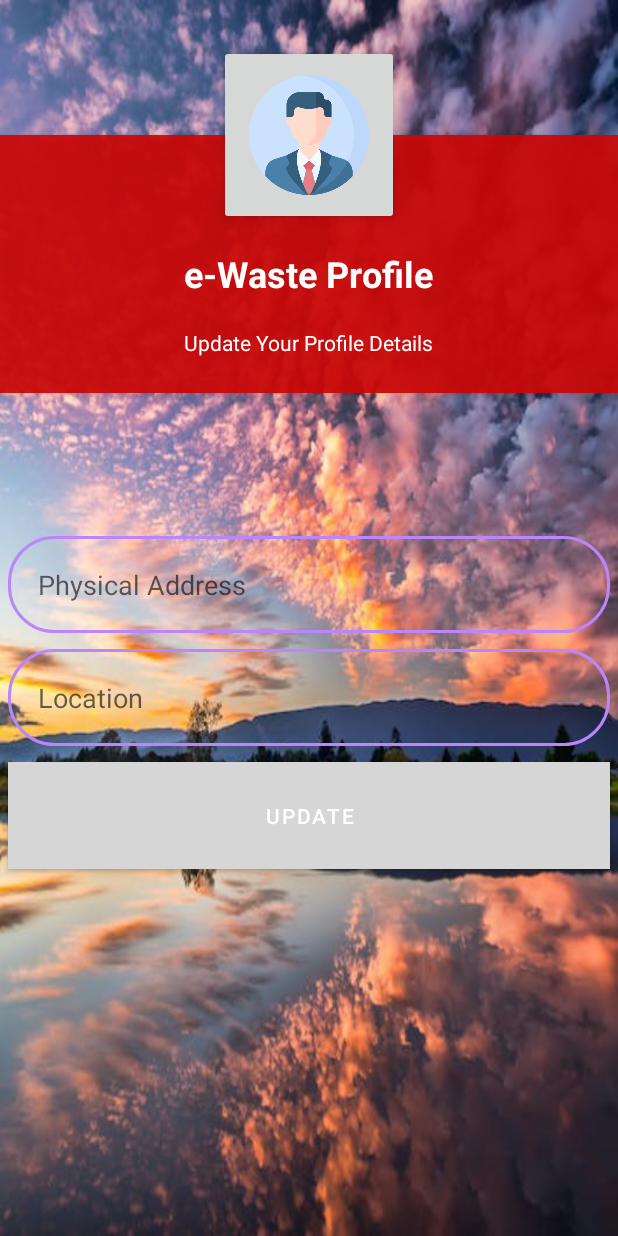
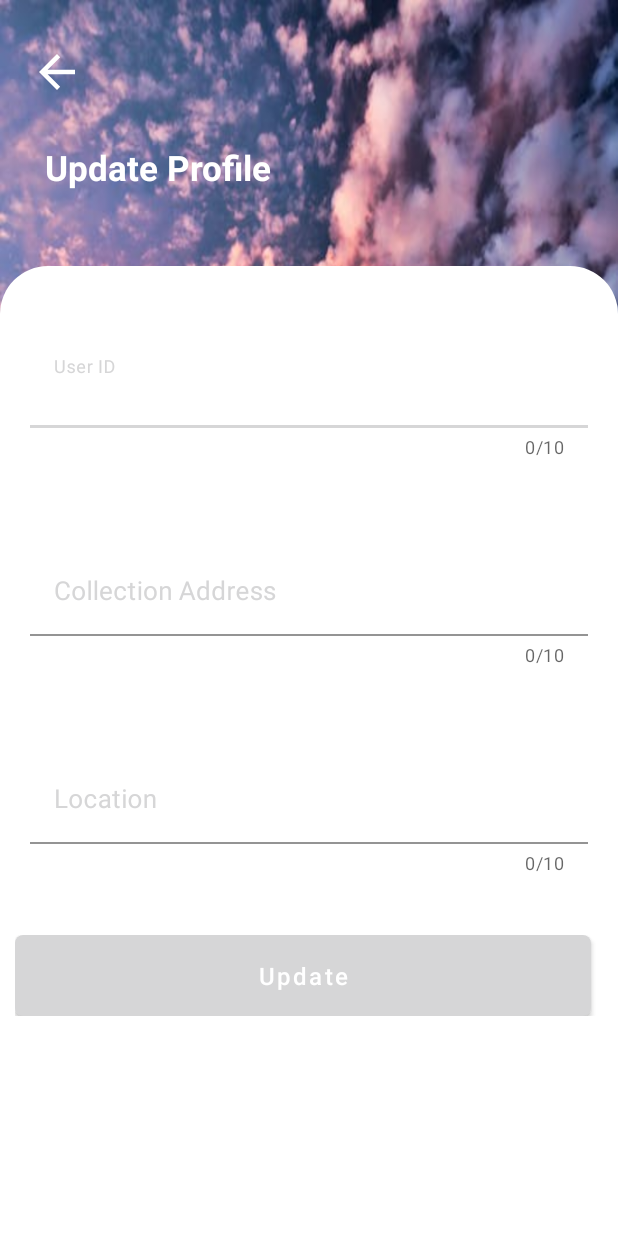
Before and after one commit to Mcwayz/e-waste_mobile, an Android app: the ProfileActivity screen opened directly, with no data from a screen before it, on a phone screen of 412 x 824 dp. Run offline under Robolectric (Android 15) with nearby library versions, the phone set to English and light mode, and no system bars; libraries missing offline, so code that uses them is left out: com.auth0.jwt, io.paperdb.

Commit message:
Subscription Commit

```diff
--- a/app/src/main/AndroidManifest.xml
+++ b/app/src/main/AndroidManifest.xml
@@ -7,6 +7,8 @@
     <uses-permission android:name="android.permission.ACCESS_WIFI_STATE" />
     <uses-permission android:name="android.permission.ACCESS_FINE_LOCATION" />
     <uses-permission android:name="android.permission.ACCESS_NETWORK_STATE" />
+    <uses-permission android:name="android.permission.ACCESS_COARSE_LOCATION" />
+    <uses-permission android:name="android.permission.ACCESS_FINE_LOCATION" />
     <uses-permission android:name="android.permission.ACCESS_COARSE_LOCATION" />
 
     <application
--- a/app/src/main/java/com/example/e_waste/api/WasteInterface.java
+++ b/app/src/main/java/com/example/e_waste/api/WasteInterface.java
@@ -18,7 +18,7 @@ import retrofit2.http.POST;
 
 public interface WasteInterface {
 
-    String base_url = "http://192.168.8.111:8000";
+    String base_url = "http://192.168.8.104:8000";
     @Headers({
             "Accept: application/json",
             "Content-Type: application/json"
@@ -45,6 +45,6 @@ public interface WasteInterface {
     Call<TokenResponse> getAuthToken(@Body TokenRequest tokenRequest);
 
     // Profile Endpoint
-    @POST
+    @POST("/api/add-profile")
     Call<ProfileResponse> updateProfile(@Body ProfileRequest profileRequest);
 }
--- a/app/src/main/java/com/example/e_waste/service/ApiService.java
+++ b/app/src/main/java/com/example/e_waste/service/ApiService.java
@@ -18,7 +18,7 @@ public class ApiService {
                 .addInterceptor(httpLoggingInterceptor)
                 .build();
         Retrofit retrofit = new Retrofit.Builder()
-                .baseUrl("http://192.168.8.111:8000")
+                .baseUrl("http://192.168.8.104:8000")
                 .addConverterFactory(GsonConverterFactory.create())
                 .client(okHttpClient)
                 .build();
--- a/app/src/main/res/layout/activity_profile.xml
+++ b/app/src/main/res/layout/activity_profile.xml
@@ -1,115 +1,188 @@
 <?xml version="1.0" encoding="utf-8"?>
-<androidx.constraintlayout.widget.ConstraintLayout
+<LinearLayout
     xmlns:android="http://schemas.android.com/apk/res/android"
+    xmlns:app="http://schemas.android.com/apk/res-auto"
     xmlns:tools="http://schemas.android.com/tools"
     android:layout_width="match_parent"
     android:layout_height="match_parent"
     android:orientation="vertical"
     android:background="@drawable/pagebkg"
     tools:context=".activity.ProfileActivity">
+
     <RelativeLayout
+        android:id="@+id/back_"
         android:layout_width="match_parent"
-        android:layout_height="match_parent"
-        android:layout_marginTop="0dp">
+        android:layout_height="wrap_content"
+        android:layout_marginTop="30dp"
+        android:orientation="horizontal"
+        app:layout_constraintTop_toTopOf="parent"
+        app:layout_constraintEnd_toEndOf="parent"
+        app:layout_constraintStart_toStartOf="parent"
+        >
 
         <ImageView
-            android:id="@+id/header_cover_image"
-            android:layout_width="match_parent"
-            android:layout_height="90dp"
-            android:scaleType="centerCrop" />
+            android:id="@+id/img_back_mno"
+            android:layout_width="36dp"
+            android:layout_height="36dp"
+            android:layout_alignParentStart="true"
+            android:layout_marginLeft="20dp"
+            android:src="@drawable/arrow_back"
+            android:contentDescription="Back" />
+        <TextView
+            android:layout_width="wrap_content"
+            android:layout_height="wrap_content"
+            android:layout_below="@+id/img_back_mno"
+            android:layout_marginTop="30dp"
+            android:text="Update Profile"
+            android:textColor="@color/white"
+            android:textAlignment="center"
+            android:layout_marginLeft="30dp"
+            android:textStyle="bold"
+            android:textSize="23sp"/>
 
-        <ImageButton
-            android:id="@+id/user_profile_photo"
-            android:layout_width="120dp"
-            android:layout_height="120dp"
-            android:layout_below="@+id/header_cover_image"
-            android:layout_centerHorizontal="true"
-            android:layout_marginTop="-60dp"
-            android:elevation="5dp"
-            android:padding="20dp"
-            android:scaleType="centerCrop"
-            android:src="@drawable/profile" />
+    </RelativeLayout>
+
+    <ScrollView
+        android:paddingBottom="16dp"
+        android:id="@+id/container"
+        android:layout_width="wrap_content"
+        android:layout_height="match_parent"
+        android:layout_marginTop="50dp"
+        android:background="@drawable/card_bg"
+        app:layout_constraintTop_toTopOf="parent"
+        app:layout_constraintEnd_toEndOf="parent"
+        app:layout_constraintStart_toStartOf="parent">
 
         <RelativeLayout
-            android:id="@+id/profile_layout"
             android:layout_width="match_parent"
-            android:layout_height="wrap_content"
-            android:layout_below="@+id/header_cover_image"
-            android:background="#ebca0707"
-            android:elevation="4dp"
-            android:paddingBottom="24dp">
+            android:layout_height="wrap_content">
 
 
-            <TextView
-                android:id="@+id/user_profile_name"
-                android:layout_width="wrap_content"
+            <com.google.android.material.textfield.TextInputLayout
+                style="@style/Widget.MaterialComponents.TextInputLayout.FilledBox"
+                android:id="@+id/tf_p_number"
+                android:layout_width="match_parent"
                 android:layout_height="wrap_content"
-                android:layout_centerHorizontal="true"
-                android:layout_marginTop="76dp"
-                android:text="e-Waste Profile"
-                android:textColor="#fff"
-                android:textSize="24sp"
-                android:textStyle="bold" />
+                android:padding="10dp"
+                android:layout_marginLeft="10dp"
+                android:layout_marginRight="10dp"
+                android:layout_marginTop="40dp"
+                android:hint="User ID"
+                app:boxBackgroundColor="@color/white"
+                android:textColorHint="@color/blue"
+                android:textSize="17sp"
+                app:counterEnabled="true"
+                app:counterMaxLength="10"
+                >
 
-            <TextView
-                android:id="@+id/user_profile_short_bio"
-                android:layout_width="wrap_content"
+                <com.google.android.material.textfield.TextInputEditText
+                    android:id="@+id/tf_auth"
+                    android:layout_width="match_parent"
+                    android:layout_height="wrap_content"
+                    android:inputType="phone"
+                    android:textSize="17sp"
+                    android:textColor="@color/blue" />
+
+            </com.google.android.material.textfield.TextInputLayout>
+
+
+            <com.google.android.material.textfield.TextInputLayout
+                style="@style/Widget.MaterialComponents.TextInputLayout.FilledBox"
+                android:id="@+id/tf_p_address"
+                android:layout_below="@+id/tf_p_number"
+                android:layout_width="match_parent"
                 android:layout_height="wrap_content"
-                android:layout_below="@+id/user_profile_name"
-                android:layout_centerHorizontal="true"
-                android:layout_marginTop="20dp"
-                android:text="Update Your Profile Details"
-                android:textColor="#fff"
-                android:textSize="14sp" />
+                android:padding="10dp"
+                android:layout_marginLeft="10dp"
+                android:layout_marginRight="10dp"
+                android:layout_marginTop="40dp"
+                android:hint="Collection Address"
+                app:boxBackgroundColor="@color/white"
+                android:textColorHint="@color/blue"
+                android:textSize="17sp"
+                app:counterEnabled="true"
+                app:counterMaxLength="10"
+                >
+
+                <com.google.android.material.textfield.TextInputEditText
+                    android:id="@+id/tf_address"
+                    android:layout_width="match_parent"
+                    android:layout_height="wrap_content"
+                    android:inputType="text"
+                    android:textSize="17sp"
+                    android:textColor="@color/blue" />
+
+            </com.google.android.material.textfield.TextInputLayout>
+
+
+
+            <com.google.android.material.textfield.TextInputLayout
+                style="@style/Widget.MaterialComponents.TextInputLayout.FilledBox"
+                android:id="@+id/tf_p_location"
+                android:layout_below="@+id/tf_p_address"
+                android:layout_width="match_parent"
+                android:layout_height="wrap_content"
+                android:padding="10dp"
+                android:layout_marginLeft="10dp"
+                android:layout_marginRight="10dp"
+                android:layout_marginTop="40dp"
+                android:hint="Location"
+                app:boxBackgroundColor="@color/white"
+                android:textColorHint="@color/blue"
+                android:textSize="17sp"
+                app:counterEnabled="true"
+                app:counterMaxLength="10"
+                >
+
+                <com.google.android.material.textfield.TextInputEditText
+                    android:id="@+id/tf_location"
+                    android:layout_width="match_parent"
+                    android:layout_height="wrap_content"
+                    android:inputType="phone"
+                    android:textSize="17sp"
+                    android:textColor="@color/blue"
+                    android:maxLength="100"/>
+
+            </com.google.android.material.textfield.TextInputLayout>
+
+
+
+
+
+            <LinearLayout
+                android:id="@+id/linear_btn"
+                android:layout_width="match_parent"
+                android:layout_height="wrap_content"
+                android:layout_below="@+id/tf_p_location"
+                android:layout_marginLeft="10dp"
+                android:layout_marginRight="10dp"
+                android:layout_marginTop="30dp"
+                android:layout_marginBottom="20dp"
+                android:orientation="horizontal">
+
+
+                <Button
+                    android:id="@+id/btn_update"
+                    android:layout_width="0dp"
+                    android:layout_height="wrap_content"
+                    android:layout_weight="1"
+                    android:layout_marginRight="8dp"
+                    android:background="@drawable/buttons"
+                    android:padding="10dp"
+                    android:text="Update"
+                    android:textAllCaps="false"
+                    android:textColor="@android:color/white"
+                    android:textSize="16sp" />
+
+
+            </LinearLayout>
+
+
         </RelativeLayout>
 
 
-        <LinearLayout
-            android:layout_width="fill_parent"
-            android:layout_height="wrap_content"
-            android:layout_below="@+id/profile_layout"
-            android:layout_marginTop="90dp"
-            android:orientation="vertical">
+    </ScrollView>
 
 
 
-            <EditText
-                android:id="@+id/address"
-                android:layout_width="fill_parent"
-                android:layout_height="wrap_content"
-                android:layout_margin="5dp"
-                android:layout_marginBottom="3dp"
-                android:layout_marginTop="10dp"
-                android:background="@drawable/custom_edittext"
-                android:textColor="@color/black"
-                android:elevation="4dp"
-                android:padding="20dp"
-                android:hint="Physical Address" />
-
-            <EditText
-                android:id="@+id/location"
-                android:layout_width="fill_parent"
-                android:layout_height="wrap_content"
-                android:layout_margin="5dp"
-                android:layout_marginTop="10dp"
-                android:background="@drawable/custom_edittext"
-                android:textColor="@color/black"
-                android:clickable="true"
-                android:elevation="4dp"
-                android:padding="20dp"
-                android:hint="Location" />
-
-            <Button
-                android:id="@+id/btn_update"
-                android:layout_width="fill_parent"
-                android:layout_height="wrap_content"
-                android:layout_marginTop="30dp"
-                android:layout_margin="5dp"
-                android:background="#fff"
-                android:elevation="4dp"
-                android:padding="20dp"
-                android:text="Update" />
-        </LinearLayout>
-    </RelativeLayout>
-
-</androidx.constraintlayout.widget.ConstraintLayout>
+</LinearLayout>
```
Also changed, not shown: app/src/main/java/com/example/e_waste/activity/ProfileActivity.java (+120 -31 lines), app/src/main/java/com/example/e_waste/model/profile/ProfileRequest.java (+8 -9 lines).
